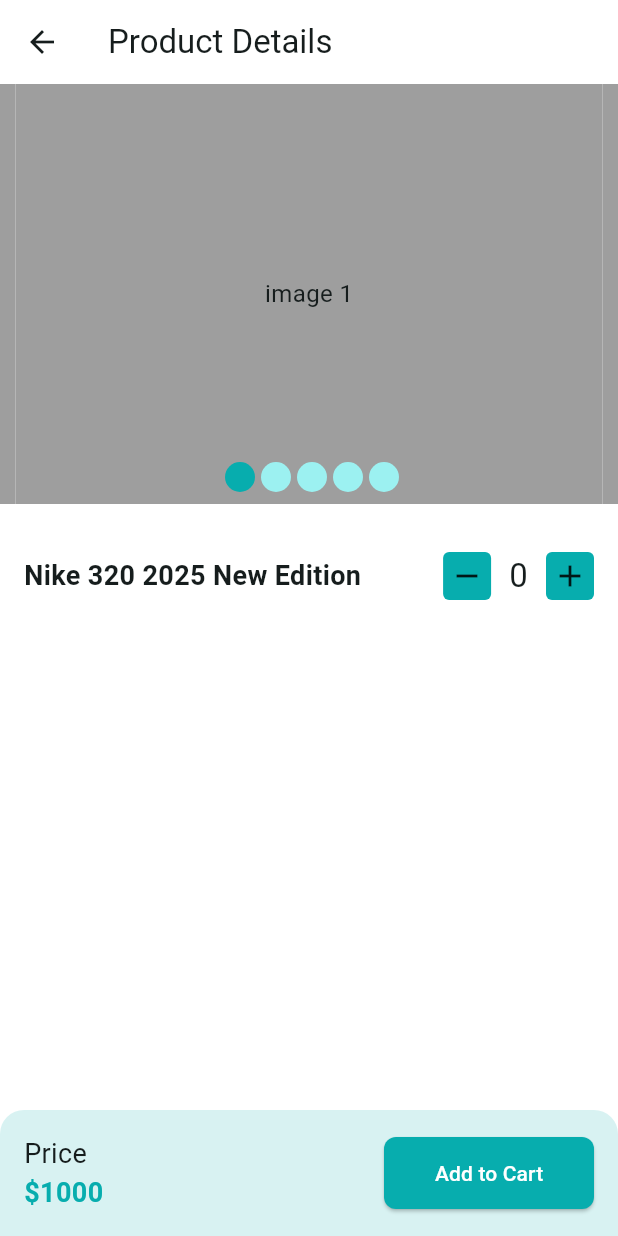
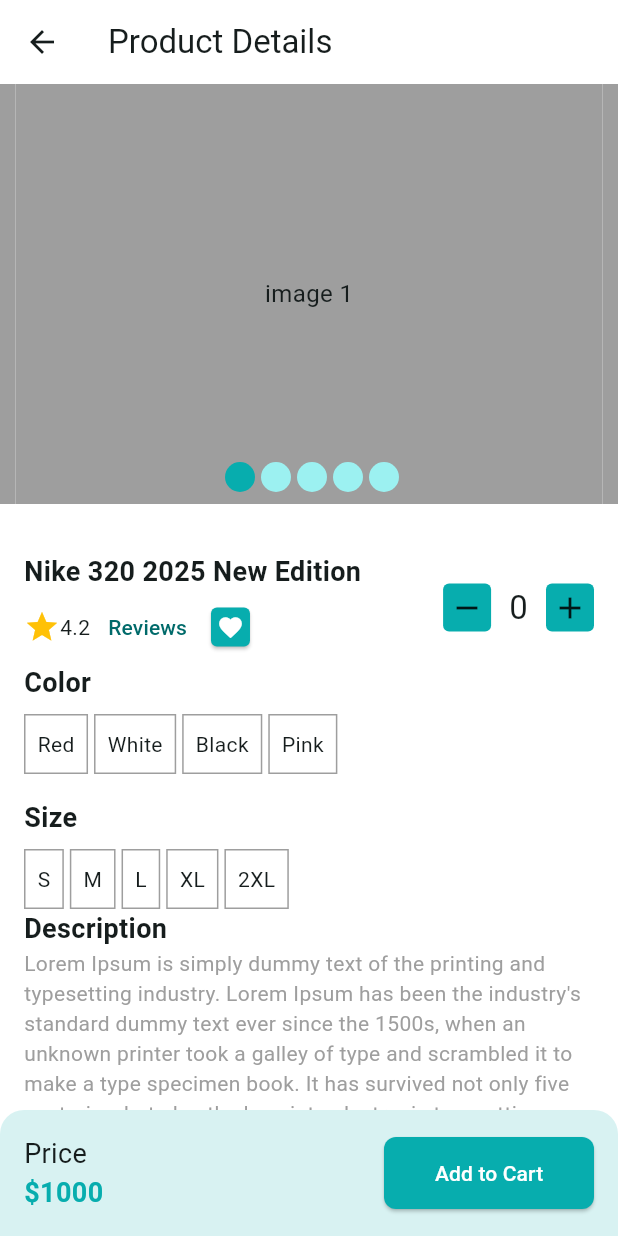
Before and after one commit to sroneez/crafty_bay, a Flutter app: the ProductDetailsScreen screen opened directly, on a phone screen of 412 x 824 dp. Run offline on Flutter 3.47's test engine with Material 3 defaults, Android fonts, the phone set to English and light mode, and no system bars; drawn by our look-alikes of carousel_slider; our stand-ins replace firebase_core, firebase_crashlytics, flutter_svg, get, pin_code_fields; accounts and stored records are empty; generated files the repository leaves out were written again.

Commit message:
completed the product details screen

```diff
--- a/lib/features/common/ui/widgets/product_card.dart
+++ b/lib/features/common/ui/widgets/product_card.dart
@@ -72,7 +72,7 @@ class ProductCard extends StatelessWidget {
                   size: 20,
                   color: Colors.white,
                 ),
-              )
+              ),
             ],
           ),
         ]),
--- a/lib/features/products/ui/screens/product_details_screen.dart
+++ b/lib/features/products/ui/screens/product_details_screen.dart
@@ -1,6 +1,8 @@
 import 'package:crafty_bay/app/app_colors.dart';
+import 'package:crafty_bay/features/products/widget/color_picker.dart';
 import 'package:crafty_bay/features/products/widget/increment_decrement_counter_widget.dart';
 import 'package:crafty_bay/features/products/widget/product_image_carousel_slider.dart';
+import 'package:crafty_bay/features/products/widget/size_picker.dart';
 import 'package:flutter/material.dart';
 
 class ProductDetailsScreen extends StatefulWidget {
@@ -22,7 +24,9 @@ class _ProductDetailsScreenState extends State<ProductDetailsScreen> {
       body: Column(
         children: [
           Expanded(
+            child: SingleChildScrollView(
               child: Column(
+                crossAxisAlignment: CrossAxisAlignment.start,
                 children: [
                   ProductImageCarouselSlider(),
                   const SizedBox(
@@ -31,6 +35,7 @@ class _ProductDetailsScreenState extends State<ProductDetailsScreen> {
                   Padding(
                     padding: const EdgeInsets.all(16.0),
                     child: Column(
+                      crossAxisAlignment: CrossAxisAlignment.start,
                       children: [
                         Row(
                           children: [
@@ -43,6 +48,38 @@ class _ProductDetailsScreenState extends State<ProductDetailsScreen> {
                                     style: TextStyle(
                                         fontSize: 18,
                                         fontWeight: FontWeight.w600),
+                                  ),
+                                  Row(
+                                    children: [
+                                      Row(
+                                        children: [
+                                          Icon(
+                                            Icons.star,
+                                            color: Colors.amber,
+                                            size: 24,
+                                          ),
+                                          Text('4.2'),
+                                        ],
+                                      ),
+                                      TextButton(
+                                        onPressed: () {},
+                                        child: Text('Reviews'),
+                                      ),
+                                      Card(
+                                        color: AppColors.themeColor,
+                                        shape: RoundedRectangleBorder(
+                                            borderRadius:
+                                                BorderRadius.circular(4)),
+                                        child: Padding(
+                                          padding: const EdgeInsets.all(4),
+                                          child: Icon(
+                                            Icons.favorite,
+                                            size: 18,
+                                            color: Colors.white,
+                                          ),
+                                        ),
+                                      ),
+                                    ],
                                   )
                                 ],
                               ),
@@ -54,10 +91,34 @@ class _ProductDetailsScreenState extends State<ProductDetailsScreen> {
                             ),
                           ],
                         ),
+                        ColorPicker(
+                            color: ['Red', 'White', 'Black', 'Pink'],
+                            onChange: (selectedColor) {
+                              print(selectedColor);
+                            }),
+                        SizedBox(
+                          height: 16,
+                        ),
+                        SizePicker(
+                          size: ['S', 'M', 'L', 'XL', '2XL'],
+                          onChange: (selectedSize) {
+                            print(selectedSize);
+                          },
+                        ),
+                        Text(
+                          'Description',
+                          style: TextStyle(
+                              fontSize: 18, fontWeight: FontWeight.w600),
+                        ),
+                        const Text(
+                          '''Lorem Ipsum is simply dummy text of the printing and typesetting industry. Lorem Ipsum has been the industry's standard dummy text ever since the 1500s, when an unknown printer took a galley of type and scrambled it to make a type specimen book. It has survived not only five centuries, but also the leap into electronic typesetting, remaining essentially unchanged. It was popularised in the 1960s with the release of Letraset sheets containing Lorem Ipsum passages, and more recently with desktop publishing software like Aldus PageMaker including versions of Lorem Ipsum.''',
+                          style: TextStyle(color: Colors.grey),
+                        ),
                       ],
                     ),
                   ),
                 ],
+              ),
             ),
           ),
           Container(
@@ -73,14 +134,16 @@ class _ProductDetailsScreenState extends State<ProductDetailsScreen> {
                 Column(
                   crossAxisAlignment: CrossAxisAlignment.start,
                   children: [
-                    Text('Price',style: TextStyle(fontSize: 18),),
+                    Text(
+                      'Price',
+                      style: TextStyle(fontSize: 18),
+                    ),
                     Text(
                       '\$1000',
                       style: TextStyle(
                           fontSize: 18,
                           fontWeight: FontWeight.w600,
-                        color: AppColors.themeColor
-                      ),
+                          color: AppColors.themeColor),
                     )
                   ],
                 ),
--- /dev/null
+++ b/lib/features/products/widget/color_picker.dart
@@ -0,0 +1,63 @@
+import 'package:crafty_bay/app/app_colors.dart';
+import 'package:flutter/material.dart';
+
+class ColorPicker extends StatefulWidget {
+  const ColorPicker({super.key, required this.color, required this.onChange});
+
+  final List<String> color;
+  final Function(String) onChange;
+
+  @override
+  State<ColorPicker> createState() => _ColorPickerState();
+}
+
+class _ColorPickerState extends State<ColorPicker> {
+  String? selectedColor;
+
+  @override
+  Widget build(BuildContext context) {
+    return Column(
+      crossAxisAlignment: CrossAxisAlignment.start,
+      children: [
+        Text(
+          'Color',
+          style: TextStyle(fontSize: 18, fontWeight: FontWeight.w600),
+        ),
+        SizedBox(
+          height: 8,
+        ),
+        SizedBox(
+          height: 40,
+          child: ListView.builder(
+            scrollDirection: Axis.horizontal,
+            itemCount: widget.color.length,
+            itemBuilder: (context, index) {
+              String color = widget.color[index];
+              return GestureDetector(
+                onTap: () {
+                  selectedColor = color;
+                  setState(() {});
+                },
+                child: Container(
+                  height: 40,
+                  decoration: BoxDecoration(
+                      border: Border.all(color: Colors.grey),
+                      color:
+                          selectedColor == color ? AppColors.themeColor : null),
+                  padding: EdgeInsets.symmetric(horizontal: 8),
+                  margin: EdgeInsets.only(right: 4),
+                  alignment: Alignment.center,
+                  child: Text(
+                    color,
+                    style: TextStyle(
+                        color: selectedColor == color ? Colors.white : null),
+                  ),
+                ),
+              );
+            },
+          ),
+        ),
+      ],
+    );
+  }
+}
--- /dev/null
+++ b/lib/features/products/widget/size_picker.dart
@@ -0,0 +1,63 @@
+import 'package:crafty_bay/app/app_colors.dart';
+import 'package:flutter/material.dart';
+
+class SizePicker extends StatefulWidget {
+  const SizePicker({super.key, required this.size, required this.onChange});
+
+  final List<String> size;
+  final Function(String) onChange;
+
+  @override
+  State<SizePicker> createState() => _SizePickerState();
+}
+
+class _SizePickerState extends State<SizePicker> {
+  String? selectedSize;
+
+  @override
+  Widget build(BuildContext context) {
+    return Column(
+      crossAxisAlignment: CrossAxisAlignment.start,
+      children: [
+        Text(
+          'Size',
+          style: TextStyle(fontSize: 18, fontWeight: FontWeight.w600),
+        ),
+        SizedBox(
+          height: 8,
+        ),
+        SizedBox(
+          height: 40,
+          child: ListView.builder(
+            scrollDirection: Axis.horizontal,
+            itemCount: widget.size.length,
+            itemBuilder: (context, index) {
+              String size = widget.size[index];
+              return GestureDetector(
+                onTap: () {
+                  selectedSize = size;
+                  setState(() {});
+                },
+                child: Container(
+                  height: 40,
+                  decoration: BoxDecoration(
+                      border: Border.all(color: Colors.grey),
+                      color:
+                          selectedSize == size ? AppColors.themeColor : null),
+                  padding: EdgeInsets.symmetric(horizontal: 8),
+                  margin: EdgeInsets.only(right: 4),
+                  alignment: Alignment.center,
+                  child: Text(
+                    size,
+                    style: TextStyle(
+                        color: selectedSize == size ? Colors.white : null),
+                  ),
+                ),
+              );
+            },
+          ),
+        ),
+      ],
+    );
+  }
+}
```
Also changed, not shown: 4 other files. Lines whose indentation alone changed are shown as unchanged.
